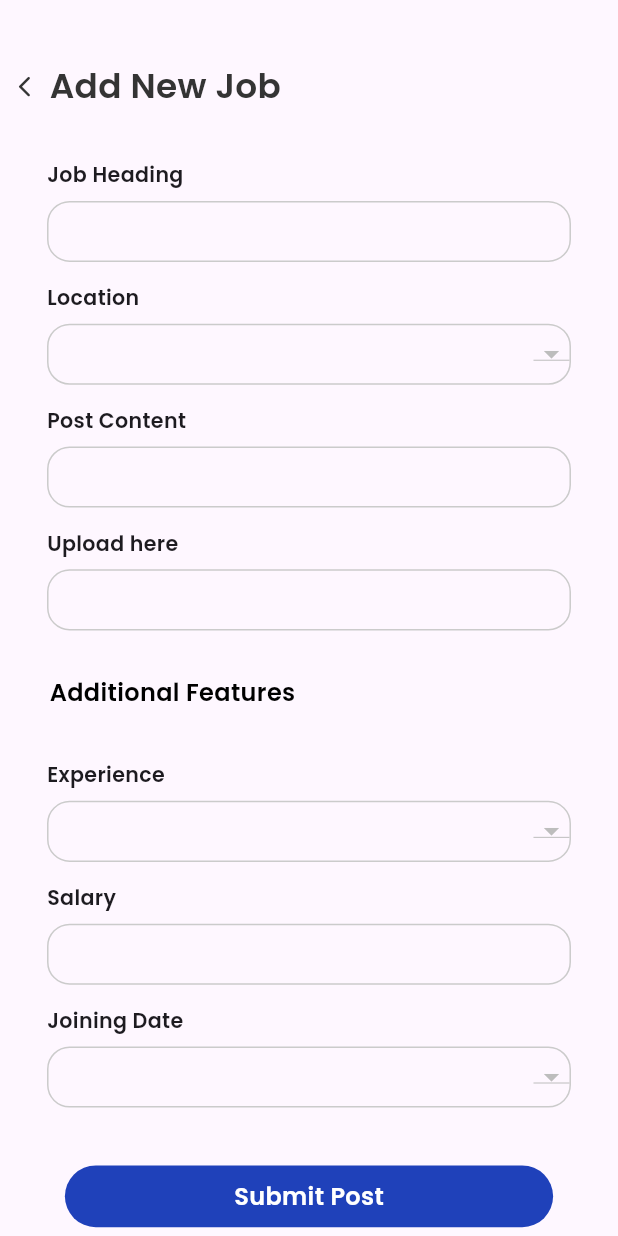
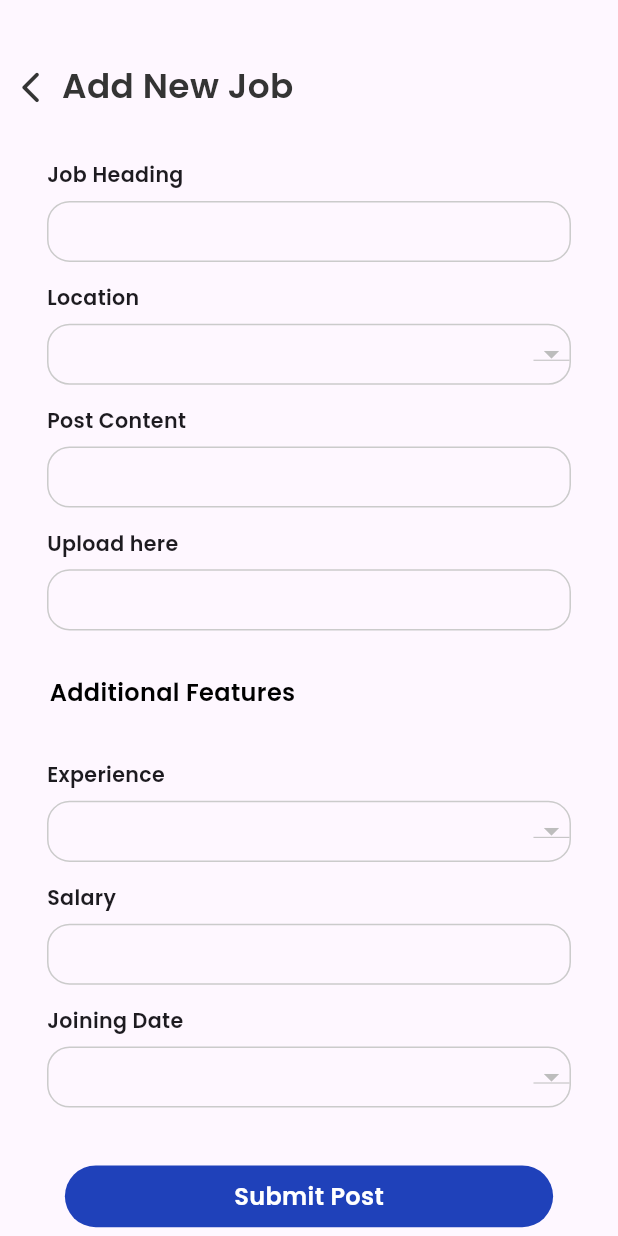
Before and after one commit to Nandananandz/JobJetAdmin, a Flutter app: the HomeScreen screen opened directly, after a tap on "Add New Job", on a phone screen of 412 x 824 dp. Run offline on Flutter 3.47's test engine with Material 3 defaults, Android fonts, the phone set to English and light mode, and no system bars; our stand-ins replace get, google_fonts, readmore, sizer.

Commit message:
ui complete

```diff
--- a/lib/Screens/HomeScreen/Components/HomeCard.dart
+++ b/lib/Screens/HomeScreen/Components/HomeCard.dart
@@ -7,10 +7,11 @@ class homecard extends StatelessWidget {
 
   @override
   Widget build(BuildContext context) {
-    return  Scaffold(
+    return
 
-        body: Container(
-              padding: EdgeInsets.all(6),
+       SafeArea(
+         child: Container(
+                padding: EdgeInsets.only(left :3.4.w,right: 3.4.w),
                       height: 62.98.h,
                       width: 99.27.w,
                       color: Color(0xFFFFFFFF),
@@ -113,7 +114,8 @@ class homecard extends StatelessWidget {
                       width: 99.27.w,
                       child: Image.asset('assets/hiring.png'),
                     ),],),),
+       );
 
-    );
+
   }
 }
--- a/lib/Screens/HomeScreen/Components/HomeIntro.dart
+++ b/lib/Screens/HomeScreen/Components/HomeIntro.dart
@@ -8,9 +8,10 @@ class HomeIntroScreen extends StatelessWidget {
 
   @override
   Widget build(BuildContext context) {
-    return Scaffold(body:    Container(
+    return    SafeArea(
+      child: Container(
             width:100.w ,
-              padding: EdgeInsets.all(3.4.w),
+                padding: EdgeInsets.only(left :3.4.w),
 
                       color: Color(0xFFFFFFFF),
 
@@ -72,7 +73,8 @@ class HomeIntroScreen extends StatelessWidget {
                               ],
                             ),
                             Expanded(child: Container()),
-                          Image.asset("assets/menu.png"),
+                            SizedBox(width: 1.2.h,height: 2.1.h,
+                              child: Image.asset("assets/menu.png",)),
                             SizedBox(width: 3.w,),
 
                             ],),
@@ -106,7 +108,8 @@ class HomeIntroScreen extends StatelessWidget {
 
 
 
-              ));
+                ),
+    );
 
 
 
--- a/lib/Screens/HomeScreen/Components/Searchbar.dart
+++ b/lib/Screens/HomeScreen/Components/Searchbar.dart
@@ -9,12 +9,14 @@ class SearchBarScreen extends StatelessWidget {
 
   @override
   Widget build(BuildContext context) {
-    return SafeArea(
-      child: Scaffold(
-      body: Container(
+    return
+       SafeArea(
+         child: Container(
           color: Colors.white,
           height: 14.5.h,
-        child: Column(
+          child: Row(
+            children: [
+              Column(
                 crossAxisAlignment: CrossAxisAlignment.start,
                 children: [
                   SizedBox(height: 4.h,),
@@ -40,10 +42,21 @@ class SearchBarScreen extends StatelessWidget {
 
 
                              Icon(Icons.keyboard_arrow_down),
+                              ],),
+                              Container(
+                      margin: EdgeInsets.only(left: 5.2.w),
+                      child: Text("Added 29 Jobs",style: GoogleFonts.poppins(color: Color(0xff1F41FF),fontSize: 13.3.sp,fontWeight: FontWeight.w600),)),
+                ],),
                      Expanded(child: Container()),
+
+                        Row(
+                          crossAxisAlignment: CrossAxisAlignment.start,
+                          mainAxisAlignment: MainAxisAlignment.center,
+                          children: [
+
                              InkWell(
                           onTap: () {
-                          Get.to(()=>JobAddScreen());
+                           Navigator.push(context, MaterialPageRoute(builder: (context)=>JobAddScreen()));
                           },
                            child: Container(
                             alignment: Alignment.center,
@@ -62,28 +75,32 @@ class SearchBarScreen extends StatelessWidget {
 
                                          ),
                          ),
-                SizedBox(width: 2.w,),
+
                    SizedBox(
-                  width: 10.w,
-                  height: 7.w,
+                    width: 15.w,
+                    height: 15.w,
                     child: Image.asset("assets/sort.png",fit: BoxFit.cover,)),
-
-                   ],),
-             SizedBox(height: 0.5.h,),
-              Container(
-                margin: EdgeInsets.only(left: 5.2.w),
-                child: Text("Added 29 Jobs",style: GoogleFonts.poppins(color: Color(0xff1F41FF),fontSize: 13.3.sp,fontWeight: FontWeight.w600),)),
-
-
                           ],
-        ),
+                        )
+                         ],
           ),
 
 
 
-      )
 
-      ,
+
+
+
+
+
+          ),
              );
+
+
+
+
+
+
+
   }
 }
--- a/lib/Screens/HomeScreen/HomeScreen.dart
+++ b/lib/Screens/HomeScreen/HomeScreen.dart
@@ -4,22 +4,18 @@ import 'package:jobjetadmin/Screens/HomeScreen/Components/HomeIntro.dart';
 import 'package:jobjetadmin/Screens/HomeScreen/Components/Searchbar.dart';
 import 'package:sizer/sizer.dart';
 
-class HomeScreen extends StatefulWidget {
+class HomeScreen extends StatelessWidget {
   const HomeScreen({super.key});
 
   @override
-  State<HomeScreen> createState() => _HomeScreenState();
-}
-
-class _HomeScreenState extends State<HomeScreen> {
-  @override
   Widget build(BuildContext context) {
     return Scaffold(
-      body: SafeArea(
+      body: SingleChildScrollView(
+        child: SafeArea(
           child:
             Column(
                 children: [
-                SizedBox(height: 2.h,),
+                  // SizedBox(height: 2.h,),
                   SearchBarScreen(),
                   SizedBox(height:1.h),
                   HomeIntroScreen(),
@@ -28,6 +24,7 @@ class _HomeScreenState extends State<HomeScreen> {
                 ],
               )
         ),
+      ),
     );
 
   }
--- a/lib/Screens/HomeScreen/Views/components/JobAddCard.dart
+++ b/lib/Screens/HomeScreen/Views/components/JobAddCard.dart
@@ -1,6 +1,7 @@
 import 'package:flutter/material.dart';
+import 'package:get/get.dart';
 import 'package:google_fonts/google_fonts.dart';
-import 'package:jobjetadmin/main.dart';
+
 import 'package:sizer/sizer.dart';
 
 class JobAddScreen extends StatelessWidget {
@@ -23,9 +24,9 @@ class JobAddScreen extends StatelessWidget {
                   SizedBox(width: 2.w,),
                   InkWell(
                     onTap: () {
-                      Navigator.pop(context);
+                     Navigator.pop(context);
                      },
-                    child: Icon(Icons.arrow_back_ios_new_rounded,size: 2.h,color: Color(0xff343434),),
+                    child: Icon(Icons.arrow_back_ios_new_rounded,size: 6.w,color: Color(0xff343434),),
                   ),
                     SizedBox(width: 2.w,),
                   Text('Add New Job',
```
Also changed, not shown: lib/Screens/HomeScreen/Views/ViewScreen.dart (deleted, +0 -39 lines), lib/Screens/HomeScreen/Views/components/JobDropCard.dart (deleted, +0 -41 lines), lib/Screens/LoginScreen/LoginScreen.dart (+20 -17 lines). Lines whose indentation alone changed are shown as unchanged.
